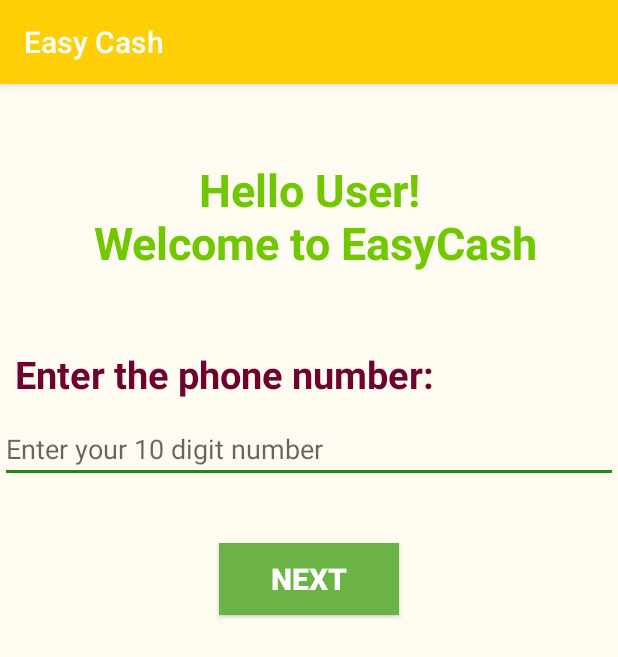
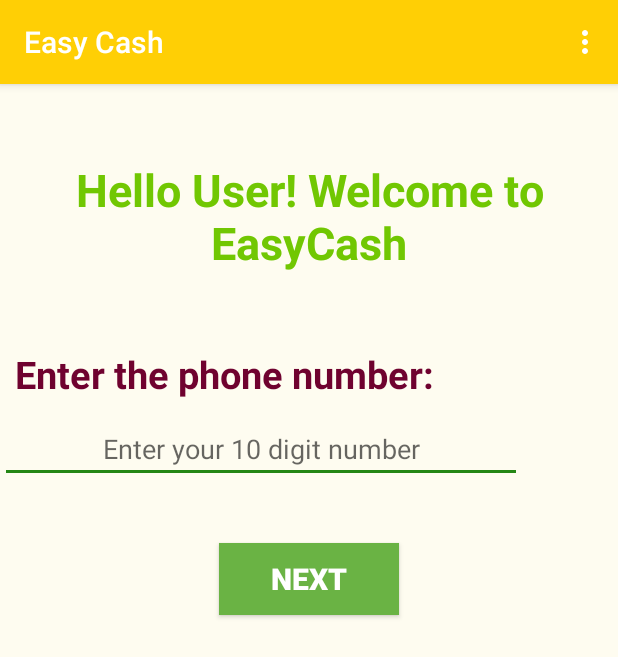
Before and after one commit to AshishAgarwal2101/DCB-App, an Android app: the MainActivity screen opened directly, with no data from a screen before it, after a tap on "Add Account", on a phone screen of 412 x 824 dp. Shown: the top 657 px of the screen. Run offline under Robolectric (Android 15) with nearby library versions, the light colour scheme and no system bars; 1 other tap on this screen came first.

Commit message:
Locale: Part 1; Locale changes in ChoosePhoneAc;

```diff
--- a/app/src/main/AndroidManifest.xml
+++ b/app/src/main/AndroidManifest.xml
@@ -37,8 +37,9 @@
         android:roundIcon="@mipmap/ic_launcher_round"
         android:supportsRtl="true"
         android:theme="@style/AppTheme"
-        tools:replace="android:theme,android:icon">
-        <activity android:name=".ChoosePhoneActivity">
+        tools:replace="android:theme,android:icon"
+        >
+        <activity android:name=".ChoosePhoneActivity" android:configChanges="locale|orientation">
             <intent-filter>
                 <action android:name="android.intent.action.MAIN" />
 
--- a/app/src/main/java/com/cashless/easycash/CheckShowActivity.java
+++ b/app/src/main/java/com/cashless/easycash/CheckShowActivity.java
@@ -26,7 +26,8 @@
  */
 
 public class CheckShowActivity extends AppCompatActivity {
-Intent in;
+
+    Intent in;
     private DatabaseReference myRef;
     String vpas,phone;
     static int k=0,currentAccount=0;
--- a/app/src/main/res/layout/choose_phone_layout.xml
+++ b/app/src/main/res/layout/choose_phone_layout.xml
@@ -1,11 +1,9 @@
 <?xml version="1.0" encoding="utf-8"?>
 <LinearLayout xmlns:android="http://schemas.android.com/apk/res/android"
-    xmlns:app="http://schemas.android.com/apk/res-auto"
     android:orientation="vertical" android:layout_width="match_parent"
     android:layout_height="match_parent"
-    android:background="#FEFCF0">
-
-
+    android:background="#FEFCF0"
+    android:layout_gravity="center">
 
     <TextView
         android:id="@+id/HelloText"
@@ -15,7 +13,7 @@
         android:textSize="30dp"
         android:layout_marginTop="50dp"
         android:textStyle="bold"
-        android:text="Hello User!\n Welcome to EasyCash"
+        android:text="@string/welcome_note"
         android:textColor="#71c702"/>
 
     <TextView
@@ -27,22 +25,23 @@
         android:layout_marginTop="50dp"
         android:textColor="#6f022f"
         android:textStyle="bold"
-        android:text="Enter the phone number:"
+        android:text="@string/enter_the_phone_number"
 
         />
 
     <EditText
         android:id="@+id/enterNumber"
-        android:layout_width="match_parent"
+        android:layout_width="348dp"
         android:layout_height="wrap_content"
         android:layout_marginBottom="10dp"
         android:layout_marginTop="10dp"
-        android:hint="Enter your 10 digit number" />
+        android:gravity="center"
+        android:hint="@string/enter_your_10_digit_number" />
     <Button
         android:id="@+id/button"
         android:layout_width="120dp"
         android:layout_height="wrap_content"
-        android:text="Next"
+        android:text="@string/next"
         android:layout_marginTop="30dp"
         android:background="#6AB344"
         android:textColor="#ffffff"
--- /dev/null
+++ b/app/src/main/res/menu/menu_language.xml
@@ -0,0 +1,24 @@
+<?xml version="1.0" encoding="utf-8"?>
+<menu xmlns:android="http://schemas.android.com/apk/res/android">
+
+    <item
+        android:icon="@mipmap/ic_launcher"
+        android:title="English"
+        android:id="@+id/action_lang_en">
+    </item>
+    <item
+        android:icon="@mipmap/ic_launcher"
+        android:title="Hindi"
+        android:id="@+id/action_lang_hi">
+    </item>
+    <item
+        android:icon="@mipmap/ic_launcher"
+        android:title="Kannanda"
+        android:id="@+id/action_lang_kn">
+    </item>
+    <item
+        android:icon="@mipmap/ic_launcher"
+        android:title="Marathi"
+        android:id="@+id/action_lang_mr">
+    </item>
+</menu>
--- a/app/src/main/res/values/strings.xml
+++ b/app/src/main/res/values/strings.xml
@@ -2,15 +2,24 @@
     <string name="app_name">Easy Cash</string>
 
     <!-- TODO: Remove or change this placeholder text -->
-    <string name="hello_blank_fragment">Hello blank fragment</string>
-    <string name="drawer_open">open drawer</string>
-    <string name="drawer_close">close drawer</string>
-    <string name="action_websearch">action websearch</string>
-    <string name="title_activity_main2">Main2Activity</string>
+    <string name="hello_blank_fragment" translatable="false">Hello blank fragment</string>
+    <string name="drawer_open" translatable="false">open drawer</string>
+    <string name="drawer_close" translatable="false">close drawer</string>
+    <string name="action_websearch" translatable="false">action websearch</string>
+    <string name="title_activity_main2" translatable="false">Main2Activity</string>
 
-    <string name="navigation_drawer_open">Open navigation drawer</string>
-    <string name="navigation_drawer_close">Close navigation drawer</string>
+    <string name="navigation_drawer_open" translatable="false">Open navigation drawer</string>
+    <string name="navigation_drawer_close" translatable="false">Close navigation drawer</string>
 
-    <string name="action_settings">Settings</string>
-    <string name="title_activity_main">MainActivity</string>
+    <string name="action_settings" translatable="false">Settings</string>
+    <string name="title_activity_main" translatable="false">MainActivity</string>
+
+    <!--User defined-->
+    <string name="welcome_note">Hello User!  Welcome to EasyCash</string>
+    <string name="enter_the_phone_number">Enter the phone number:</string>
+    <string name="enter_your_10_digit_number">Enter your 10 digit number</string>
+    <string name="next">Next</string>
+
+    <!--User defined-->
+
 </resources>
```
Also changed, not shown: app/src/main/java/com/cashless/easycash/ChoosePhoneActivity.java (+43 -0 lines), 44 other files.
